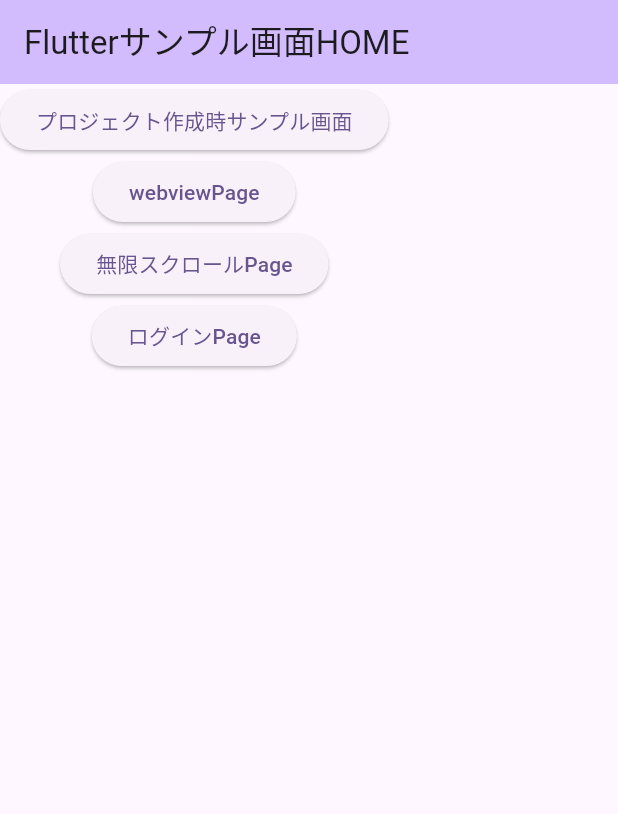
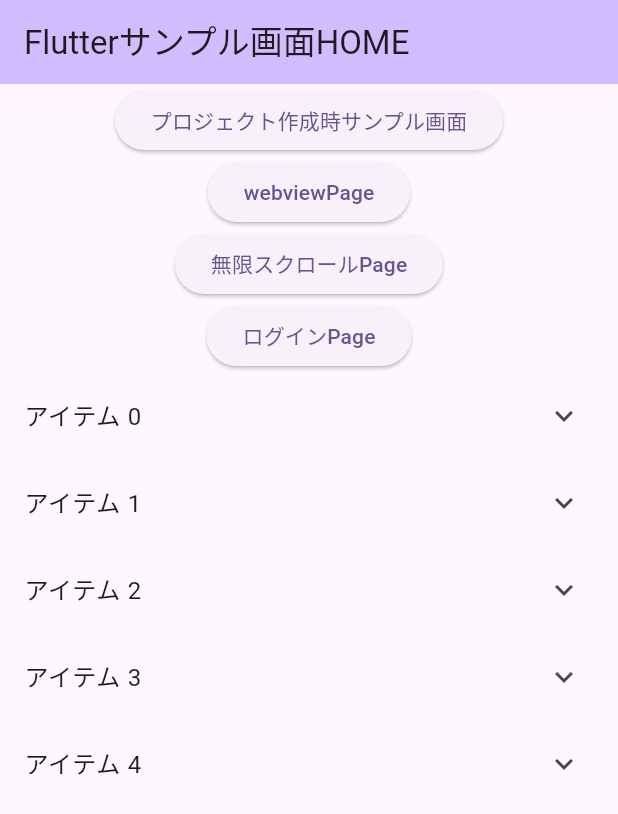
Before and after one commit to haino357/flutter_develop_app, a Flutter app: the screen it shows after launch, on a phone screen of 412 x 824 dp. Shown: the top 814 px of the screen. Run offline on Flutter 3.47's test engine with Material 3 defaults, Android fonts, the phone set to English and light mode, and no system bars; our stand-ins replace webview_flutter.

Commit message:
アコーディオンViewを追加

```diff
--- a/lib/page/home_page.dart
+++ b/lib/page/home_page.dart
@@ -5,6 +5,8 @@
 
   @override
   Widget build(BuildContext context) {
+    List<Item> data = generateItems(5);
+
     return Scaffold(
         appBar: AppBar(
           backgroundColor: Theme.of(context).colorScheme.inversePrimary,
@@ -45,8 +47,42 @@
                 },
                 child: const Text('ログインPage'),
               ),
+              // アコーディオンView
+              ListView.builder(
+                shrinkWrap: true,
+                itemCount: data.length,
+                itemBuilder: (BuildContext context, int index) {
+                  return ExpansionTile(
+                    title: Text(data[index].headerValue),
+                    children: <Widget>[
+                      ListTile(
+                        title: Text(data[index].expandedValue),
+                      ),
+                    ],
+                  );
+                },
+              ),
             ],
           ),
         ));
   }
 }
+
+class Item {
+  Item({
+    required this.expandedValue,
+    required this.headerValue,
+  });
+
+  String expandedValue;
+  String headerValue;
+}
+
+List<Item> generateItems(int numberOfItems) {
+  return List<Item>.generate(numberOfItems, (int index) {
+    return Item(
+      headerValue: 'アイテム $index',
+      expandedValue: 'このアイテムの詳細情報',
+    );
+  });
+}
```
